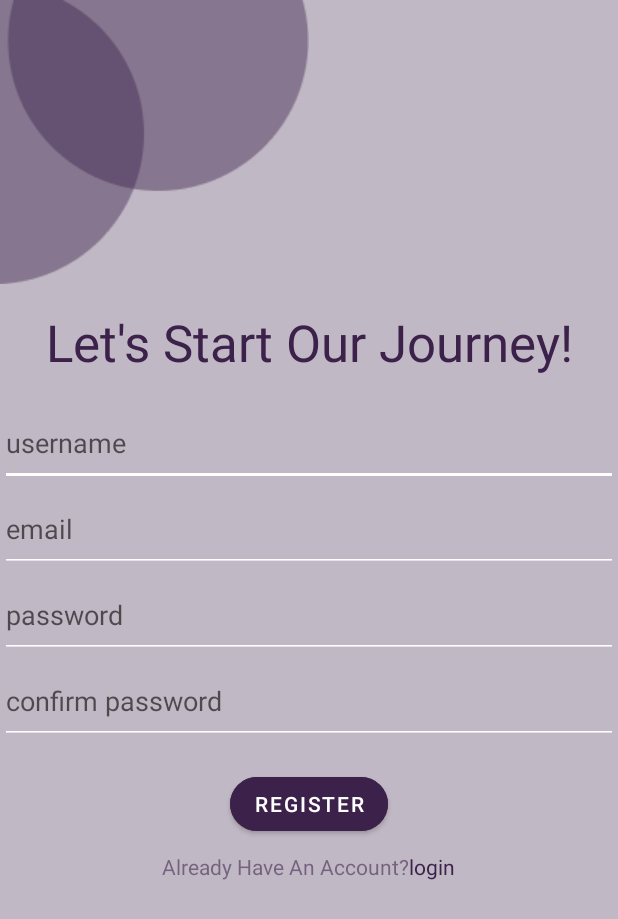
After one commit to riskatrim/AlmariBangkit, an Android app: the layout activity_register.xml on its own in the app's theme, with its tools: preview values and no code run, on a phone screen of 412 x 824 dp. The commit adds this screen. Shown: the top 919 px of the screen. Run offline under Robolectric (Android 15) with nearby library versions, the phone set to English and light mode, and no system bars.

Commit message:
add login and register activity

```diff
--- /dev/null
+++ b/app/src/main/res/layout/activity_register.xml
@@ -0,0 +1,123 @@
+<?xml version="1.0" encoding="utf-8"?>
+<androidx.constraintlayout.widget.ConstraintLayout xmlns:android="http://schemas.android.com/apk/res/android"
+    xmlns:app="http://schemas.android.com/apk/res-auto"
+    xmlns:tools="http://schemas.android.com/tools"
+    android:layout_width="match_parent"
+    android:layout_height="match_parent"
+    android:background="@color/light_purple"
+    android:backgroundTint="@color/light_purple"
+    tools:context=".LoginActivity">
+
+    <ImageView
+        android:id="@+id/imageView1"
+        android:layout_width="wrap_content"
+        android:layout_height="wrap_content"
+        android:contentDescription="@string/shape"
+        android:src="@drawable/shape"
+        app:layout_constraintStart_toStartOf="parent"
+        app:layout_constraintTop_toTopOf="parent" />
+
+    <TextView
+        android:id="@+id/registTxt"
+        android:layout_width="wrap_content"
+        android:layout_height="wrap_content"
+        android:layout_marginTop="16dp"
+        android:text="@string/regist_text"
+        android:textAppearance="@style/TextAppearance.AppCompat.Display1"
+        android:textColor="@color/purple"
+        app:layout_constraintEnd_toEndOf="parent"
+        app:layout_constraintStart_toStartOf="parent"
+        app:layout_constraintTop_toBottomOf="@id/imageView1" />
+
+    <LinearLayout
+        android:id="@+id/linLayout"
+        android:layout_width="match_parent"
+        android:layout_height="wrap_content"
+        android:layout_marginTop="16dp"
+        android:orientation="vertical"
+        app:layout_constraintEnd_toEndOf="parent"
+        app:layout_constraintStart_toStartOf="parent"
+        app:layout_constraintTop_toBottomOf="@+id/registTxt">
+
+        <EditText
+            android:id="@+id/uname"
+            android:layout_width="match_parent"
+            android:layout_height="57dp"
+            android:backgroundTint="@color/white"
+            android:hint="@string/username"
+            android:inputType="text"
+            app:shapeAppearanceOverlay="@style/cornerRound" />
+
+        <EditText
+            android:id="@+id/email"
+            android:layout_width="match_parent"
+            android:layout_height="57dp"
+            android:backgroundTint="@color/white"
+            android:hint="@string/email"
+            android:inputType="textEmailAddress"
+            app:shapeAppearanceOverlay="@style/cornerRound" />
+
+        <EditText
+            android:id="@+id/pw"
+            android:layout_width="match_parent"
+            android:layout_height="57dp"
+            android:backgroundTint="@color/white"
+            android:hint="@string/password"
+            android:inputType="textPassword"
+            app:shapeAppearanceOverlay="@style/cornerRound" />
+
+        <EditText
+            android:id="@+id/confirm_pw"
+            android:layout_width="match_parent"
+            android:layout_height="57dp"
+            android:backgroundTint="@color/white"
+            android:hint="@string/confirm_password"
+            android:inputType="textPassword"
+            app:shapeAppearanceOverlay="@style/cornerRound" />
+    </LinearLayout>
+
+    <Button
+        android:id="@+id/registBtn"
+        android:layout_width="wrap_content"
+        android:layout_height="wrap_content"
+        android:layout_marginTop="16dp"
+        android:backgroundTint="@color/purple"
+        android:text="@string/register"
+        app:layout_constraintEnd_toEndOf="parent"
+        app:layout_constraintStart_toStartOf="parent"
+        app:layout_constraintTop_toBottomOf="@+id/linLayout"
+        app:shapeAppearanceOverlay="@style/cornerRound" />
+
+    <LinearLayout
+        android:layout_width="match_parent"
+        android:layout_height="wrap_content"
+        android:layout_marginTop="8dp"
+        android:gravity="center"
+        android:orientation="horizontal"
+        app:layout_constraintEnd_toEndOf="parent"
+        app:layout_constraintStart_toStartOf="parent"
+        app:layout_constraintTop_toBottomOf="@+id/registBtn">
+
+        <TextView
+            android:id="@+id/toLogin"
+            android:layout_width="wrap_content"
+            android:layout_height="wrap_content"
+            android:text="@string/already_have_an_account"
+            android:textColor="@color/light_purple"
+            app:layout_constraintEnd_toEndOf="parent"
+            app:layout_constraintStart_toStartOf="parent"
+            app:layout_constraintTop_toBottomOf="@id/registBtn" />
+
+        <TextView
+            android:id="@+id/txtLogin"
+            android:layout_width="wrap_content"
+            android:layout_height="wrap_content"
+            android:text="@string/login"
+            android:textColor="@color/purple"
+            app:layout_constraintEnd_toEndOf="parent"
+            app:layout_constraintStart_toStartOf="parent"
+            app:layout_constraintTop_toBottomOf="@id/registBtn" />
+
+    </LinearLayout>
+
+</androidx.constraintlayout.widget.ConstraintLayout>
--- a/app/src/main/res/values/strings.xml
+++ b/app/src/main/res/values/strings.xml
@@ -20,4 +20,15 @@
     <string name="classify">classify the clothes into top or pants</string>
     <string name="hello_user">Hello User!</string>
     <string name="submit">submit</string>
+    <string name="welcome_back">Welcome Back!</string>
+    <string name="username">username</string>
+    <string name="password">password</string>
+    <string name="shape">shape</string>
+    <string name="register">register</string>
+    <string name="login">login</string>
+    <string name="email">email</string>
+    <string name="confirm_password">confirm password</string>
+    <string name="regist_text">Let\'s Start Our Journey!</string>
+    <string name="not_have_an_account">Not have an account? </string>
+    <string name="already_have_an_account">Already Have An Account?</string>
 </resources>
```
Also changed, not shown: app/src/main/AndroidManifest.xml (+15 -10 lines), app/src/main/java/com/example/almaritest/AddClothesActivity.kt (+8 -8 lines), app/src/main/java/com/example/almaritest/LoginActivity.kt (added, +26 -0 lines), app/src/main/java/com/example/almaritest/MainActivity.kt (+8 -2 lines), app/src/main/java/com/example/almaritest/RegisterActivity.kt (added, +26 -0 lines), app/src/main/res/layout/activity_login.xml (added, +84 -0 lines), app/src/main/res/drawable/shape.png (added), app/src/main/res/drawable/undraw_home_screen_4n7s.png (added).
